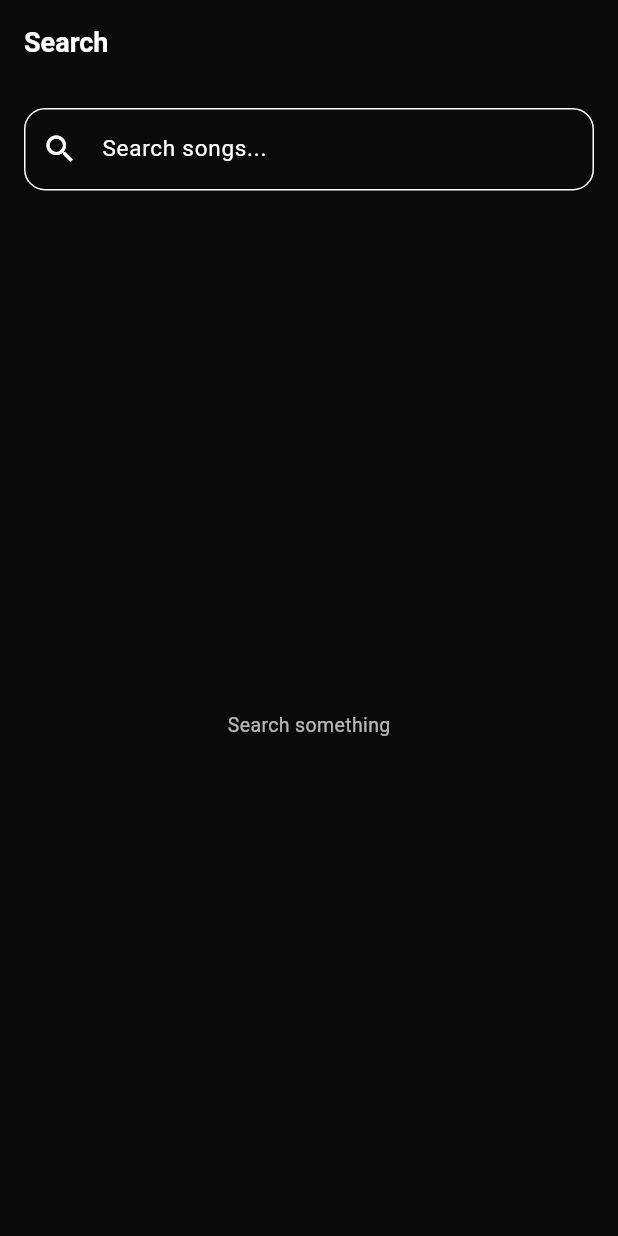
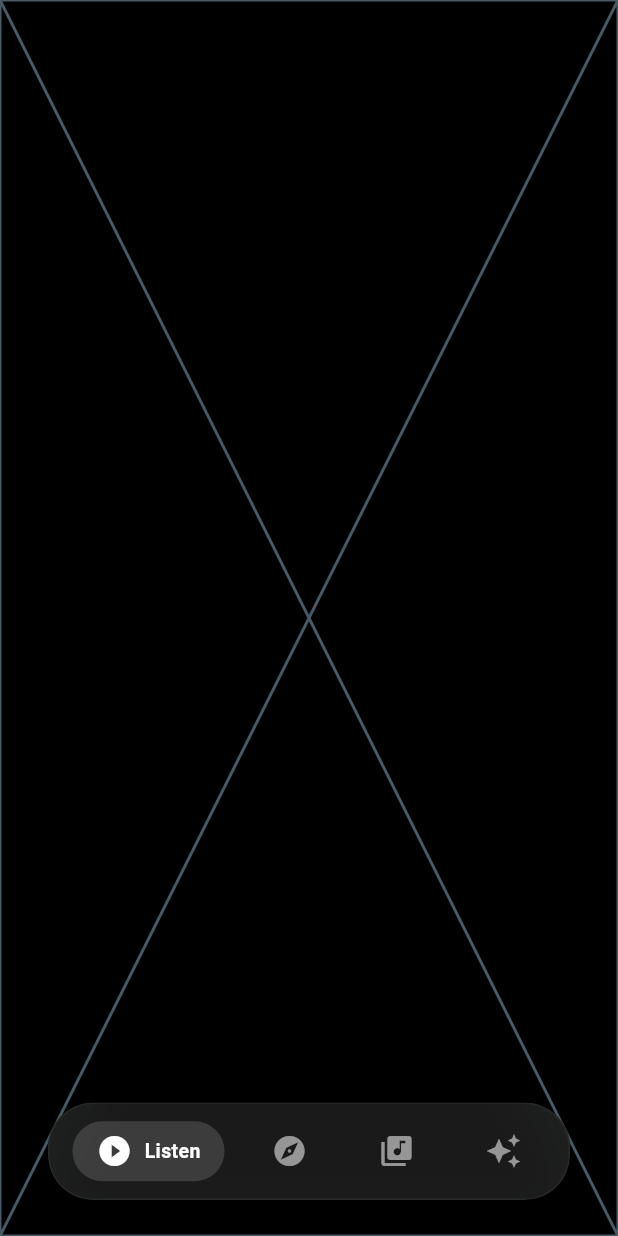
Before and after one commit to Jeffrey-joe-mathews/Muse, a Flutter app: the screen it shows after launch, on a phone screen of 412 x 824 dp. Run offline on Flutter 3.47's test engine with Material 3 defaults, Android fonts, the phone set to English and light mode, and no system bars; our stand-ins replace file_picker, flutter_riverpod, isar, just_audio, on_audio_query, permission_handler; accounts and stored records are empty; generated files the repository leaves out were written again.

Commit message:
checkpoint2

```diff
--- a/muse/lib/app.dart
+++ b/muse/lib/app.dart
@@ -1,6 +1,6 @@
 import 'package:flutter/material.dart';
 import 'package:muse/core/theme/app_theme.dart';
-import 'package:muse/features/search/pages/search_page.dart';
+import 'package:muse/features/root/pages/root_page.dart';
 
 class MyApp extends StatelessWidget {
   const MyApp({super.key});
@@ -10,7 +10,7 @@ class MyApp extends StatelessWidget {
     return MaterialApp(
       debugShowCheckedModeBanner: false,
       theme: AppTheme.darkTheme,
-      home: const SearchPage(),
+      home: const RootPage(),
     );
   }
 }
--- /dev/null
+++ b/muse/lib/features/player/pages/listen_page.dart
@@ -0,0 +1,15 @@
+import 'package:flutter/material.dart';
+
+class ListenPage extends StatefulWidget {
+  const ListenPage({super.key});
+
+  @override
+  State<ListenPage> createState() => _ListenPageState();
+}
+
+class _ListenPageState extends State<ListenPage> {
+  @override
+  Widget build(BuildContext context) {
+    return const Placeholder();
+  }
+}
--- /dev/null
+++ b/muse/lib/features/root/pages/root_page.dart
@@ -0,0 +1,122 @@
+// lib/features/root/pages/root_page.dart
+import 'package:flutter/material.dart';
+import 'package:flutter_riverpod/flutter_riverpod.dart';
+import 'package:flutter_riverpod/legacy.dart';
+import 'dart:ui';
+
+// Dummy pages for now
+import '../../search/pages/search_page.dart'; // We'll repurpose this for Explore
+import '../../library/pages/collection_page.dart'; // Create this
+import '../../player/pages/listen_page.dart'; // Create this
+
+final navIndexProvider = StateProvider<int>((ref) => 0);
+
+class RootPage extends ConsumerWidget {
+  const RootPage({super.key});
+
+  @override
+  Widget build(BuildContext context, WidgetRef ref) {
+    final currentIndex = ref.watch(navIndexProvider);
+
+    final pages = [
+      const ListenPage(),
+      const SearchPage(), // Will become Explore
+      const CollectionPage(),
+      const Scaffold(body: Center(child: Text("Intelligence / AI"))), // Placeholder
+    ];
+
+    return Scaffold(
+      backgroundColor: Colors.black, // Dark space
+      extendBody: true, // Crucial for floating dock
+      body: IndexedStack(
+        index: currentIndex,
+        children: pages,
+      ),
+      bottomNavigationBar: const FloatingDock(),
+    );
+  }
+}
+
+class FloatingDock extends ConsumerWidget {
+  const FloatingDock({super.key});
+
+  @override
+  Widget build(BuildContext context, WidgetRef ref) {
+    final currentIndex = ref.watch(navIndexProvider);
+
+    return SafeArea(
+      child: Padding(
+        padding: const EdgeInsets.only(bottom: 24.0, left: 32.0, right: 32.0),
+        child: ClipRRect(
+          borderRadius: BorderRadius.circular(30),
+          child: BackdropFilter(
+            filter: ImageFilter.blur(sigmaX: 20, sigmaY: 20),
+            child: Container(
+              height: 65,
+              decoration: BoxDecoration(
+                color: Colors.white.withOpacity(0.1),
+                borderRadius: BorderRadius.circular(30),
+                border: Border.all(color: Colors.white.withOpacity(0.05)),
+              ),
+              child: Row(
+                mainAxisAlignment: MainAxisAlignment.spaceEvenly,
+                children: [
+                  _DockItem(icon: Icons.play_circle_fill, label: "Listen", index: 0, currentIndex: currentIndex, ref: ref),
+                  _DockItem(icon: Icons.explore, label: "Explore", index: 1, currentIndex: currentIndex, ref: ref),
+                  _DockItem(icon: Icons.library_music, label: "Collection", index: 2, currentIndex: currentIndex, ref: ref),
+                  _DockItem(icon: Icons.auto_awesome, label: "Intel", index: 3, currentIndex: currentIndex, ref: ref),
+                ],
+              ),
+            ),
+          ),
+        ),
+      ),
+    );
+  }
+}
+
+class _DockItem extends StatelessWidget {
+  final IconData icon;
+  final String label;
+  final int index;
+  final int currentIndex;
+  final WidgetRef ref;
+
+  const _DockItem({
+    required this.icon,
+    required this.label,
+    required this.index,
+    required this.currentIndex,
+    required this.ref,
+  });
+
+  @override
+  Widget build(BuildContext context) {
+    final isSelected = index == currentIndex;
+    return GestureDetector(
+      onTap: () => ref.read(navIndexProvider.notifier).state = index,
+      behavior: HitTestBehavior.opaque,
+      child: AnimatedContainer(
+        duration: const Duration(milliseconds: 300),
+        curve: Curves.easeOutExpo,
+        padding: const EdgeInsets.symmetric(horizontal: 16, vertical: 8),
+        decoration: BoxDecoration(
+          color: isSelected ? Colors.white.withOpacity(0.15) : Colors.transparent,
+          borderRadius: BorderRadius.circular(20),
+        ),
+        child: Row(
+          children: [
+            Icon(icon, color: isSelected ? Colors.white : Colors.white54, size: 24),
+            if (isSelected) ...[
+              const SizedBox(width: 8),
+              Text(
+                label,
+                style: const TextStyle(color: Colors.white, fontWeight: FontWeight.w600, fontSize: 13),
+              ),
+            ]
+          ],
+        ),
+      ),
+    );
+  }
+}
--- a/muse/lib/repositories/music_repository.dart
+++ /dev/null
@@ -1,5 +0,0 @@
-abstract class MusicRepository {
-  Future<List<Song>> search(String query);
-
-  Future<String> getStreamUrl(String songId);
-}
--- /dev/null
+++ b/muse/packages/muse_local_db/lib/muse_local_db.dart
@@ -0,0 +1,4 @@
+library muse_local_db;
+
+export 'src/models/song_entity.dart';
+export 'src/services/database_service.dart';
```
Also changed, not shown: muse/lib/features/library/controllers/collection_controller.dart (added, +42 -0 lines), muse/lib/features/library/pages/collection_page.dart (added, +79 -0 lines), muse/lib/features/player/controllers/player_controller.dart (+23 -97 lines), muse/lib/features/search/controllers/search_controller.dart (+16 -4 lines), muse/lib/providers/local/local_provider.dart (added, +39 -0 lines), muse/lib/providers/youtube/youtube_provider.dart (deleted, +0 -56 lines), muse/packages/muse_local_db/lib/src/models/song_entity.dart (added, +12 -0 lines), muse/packages/muse_local_db/lib/src/services/database_service.dart (added, +34 -0 lines), muse/packages/muse_local_db/pubspec.yaml (added, +19 -0 lines), muse/pubspec.yaml (+6 -1 lines), muse/packages/muse_local_db/lib/src/models/song_entity.g.dart (added), muse/packages/muse_local_db/pubspec.lock (added), muse/pubspec.lock, 10 other files.
